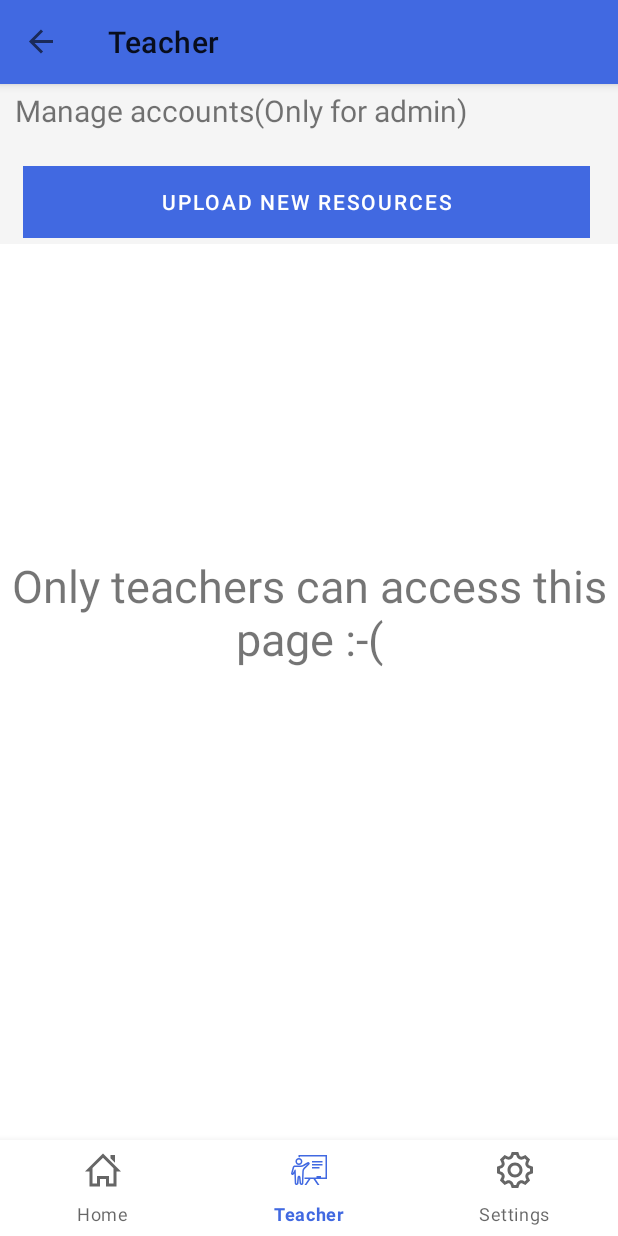
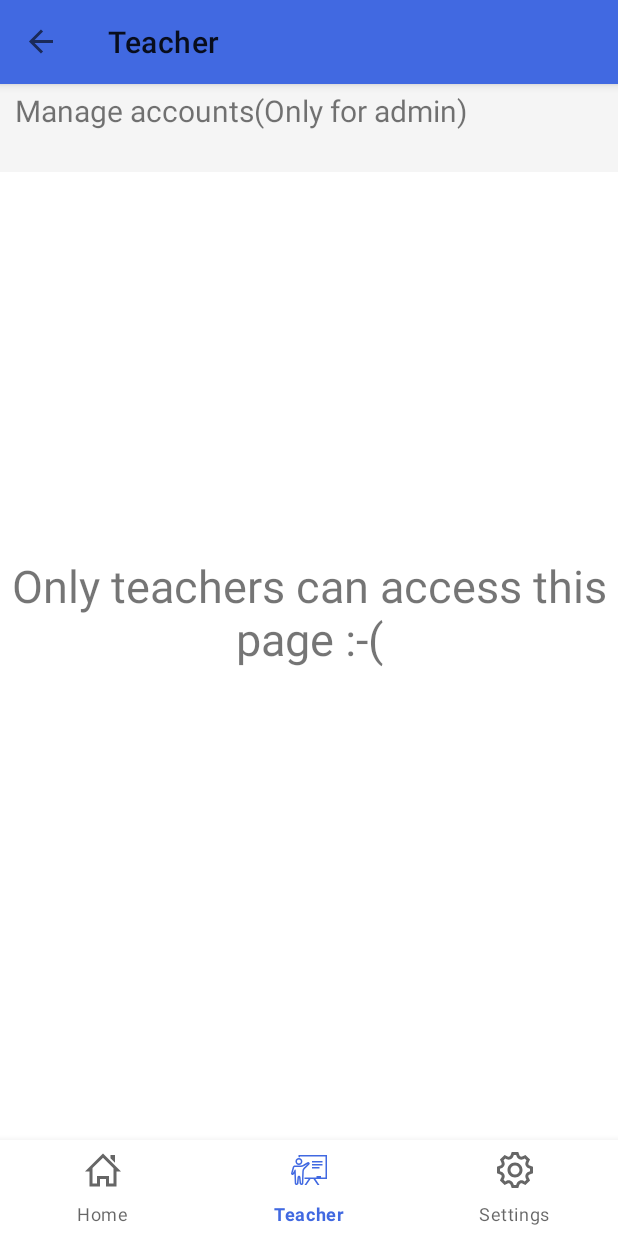
Before and after one commit to JerryFhuurr/bpr-front2, an Android app: the TeacherFragment screen opened through its navigation route, on a phone screen of 412 x 824 dp. Run offline under Robolectric (Android 15) with nearby library versions, the phone set to English and light mode, and no system bars; our stand-ins replace navigation-ui.

Commit message:
change what student can see in Teacher page

```diff
--- a/app/src/main/java/com/bpr/front2/home/user/teacher/TeacherFragment.java
+++ b/app/src/main/java/com/bpr/front2/home/user/teacher/TeacherFragment.java
@@ -36,6 +36,7 @@ public class TeacherFragment extends Fragment {
     private RecyclerView uploadsR;
     private SwipeRefreshLayout refresh;
     private Button openAccountButton;
+    private Button uploadButton;
     private UploadsAdapter adapter;
     private LinearLayoutManager layoutManager;
 
@@ -70,6 +71,7 @@ public class TeacherFragment extends Fragment {
         uploadsR = v.findViewById(R.id.uploads_recycle);
         refresh = v.findViewById(R.id.uploads_refresh);
         openAccountButton = v.findViewById(R.id.manage_account_button);
+        uploadButton = v.findViewById(R.id.upload_resources_button);
         adapter = new UploadsAdapter(items);
         layoutManager = new LinearLayoutManager(getContext());
 
@@ -79,6 +81,7 @@ public class TeacherFragment extends Fragment {
             uploadsR.setVisibility(View.GONE);
             refresh.setVisibility(View.GONE);
             openAccountButton.setVisibility(View.GONE);
+            uploadButton.setVisibility(View.GONE);
         } else {
             accountErrorLabel.setVisibility(View.GONE);
         }
--- a/app/src/main/java/com/bpr/front2/login/viewmodel/LoginRepo.java
+++ b/app/src/main/java/com/bpr/front2/login/viewmodel/LoginRepo.java
@@ -61,7 +61,7 @@ public class LoginRepo {
 
                         editor.putString("username", username);
                         editor.putString("password", password);
-                        editor.putString("role", "teacher");
+                        editor.putString("role", "student");
                         editor.apply();
                         Log.d(TAG, "working");
                     } else {
```
Also changed, not shown: app/src/main/res/layout/fragment_home.xml (+0 -12 lines).
